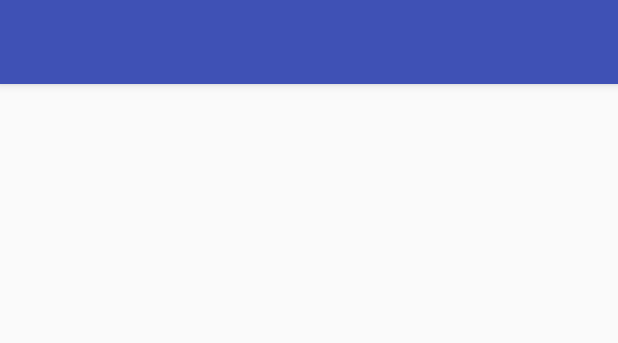
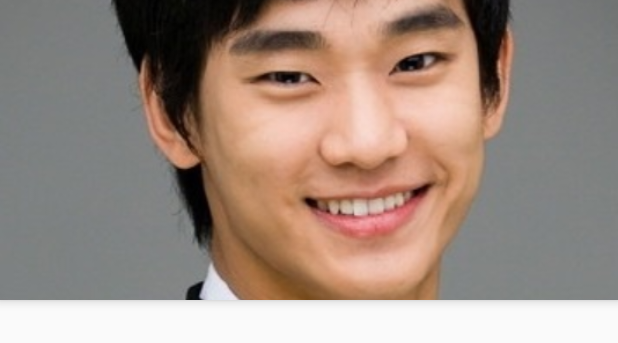
Before and after one commit to zzdd1558/RecyclerView_Study, an Android app: the layout activity_main.xml on its own in the app's theme, with its tools: preview values and no code run, on a phone screen of 412 x 824 dp. Shown: the top 343 px of the screen. Run offline under Robolectric (Android 15) with nearby library versions, the phone set to English and light mode, and no system bars.

Commit message:
CollapsingToolbar

```diff
--- a/app/src/main/java/com/example/yunjin_choi/myapplication/MainActivity.java
+++ b/app/src/main/java/com/example/yunjin_choi/myapplication/MainActivity.java
@@ -2,6 +2,8 @@ package com.example.yunjin_choi.myapplication;
 
 import android.content.Context;
 import android.content.res.TypedArray;
+import android.graphics.Color;
+import android.support.design.widget.CollapsingToolbarLayout;
 import android.support.v7.app.AppCompatActivity;
 import android.os.Bundle;
 import android.support.v7.widget.LinearLayoutManager;
@@ -24,6 +26,12 @@ public class MainActivity extends AppCompatActivity {
 
         Toolbar toolbar = (Toolbar) findViewById(R.id.toolbar);
         setSupportActionBar(toolbar);
+
+
+        CollapsingToolbarLayout collapsingToolbarLayout = (CollapsingToolbarLayout)findViewById(R.id.collapsing_toolbar);
+
+        collapsingToolbarLayout.setTitle("My Toolbar Title");
+        collapsingToolbarLayout.setContentScrimColor(Color.GREEN);
 
         mCtx = this;
         recyclerView = (RecyclerView) findViewById(R.id.recycler_view);
--- a/app/src/main/res/layout/activity_main.xml
+++ b/app/src/main/res/layout/activity_main.xml
@@ -12,26 +12,48 @@
         android:id="@+id/recycler_view"
         android:layout_width="match_parent"
         android:layout_height="match_parent"
-        app:layout_behavior="@string/appbar_scrolling_view_behavior"
-        />
+        app:layout_behavior="@string/appbar_scrolling_view_behavior" />
 
 
     <!-- AppBarLayout 안에 Toolbar가 있어야 한다. -->
     <android.support.design.widget.AppBarLayout
         android:layout_width="match_parent"
-        android:layout_height="wrap_content"
+        android:layout_height="200dp"
         android:theme="@style/AppTheme.AppBarOverlay">
 
-        <android.support.v7.widget.Toolbar
-            android:id="@+id/toolbar"
+        <android.support.design.widget.CollapsingToolbarLayout
+            android:id="@+id/collapsing_toolbar"
             android:layout_width="match_parent"
-            android:layout_height="?attr/actionBarSize"
-            android:background="?attr/colorPrimary"
-            app:popupTheme="@style/AppTheme.PopupOverlay"
+            android:layout_height="match_parent"
             app:layout_scrollFlags="scroll|enterAlways"
+            android:fitsSystemWindows="true"
+            app:contentScrim="?attr/colorPrimary"
+            app:expandedTitleMarginStart="48dp"
+            app:expandedTitleMarginEnd="64dp"
             >
-        </android.support.v7.widget.Toolbar>
 
+            <ImageView
+                android:id="@+id/backdrop"
+                android:layout_width="match_parent"
+                android:layout_height="200dp"
+                android:scaleType="centerCrop"
+                android:fitsSystemWindows="true"
+                app:layout_collapseMode="parallax"
+                android:src="@drawable/item_img_1"
+                />
+
+
+            <android.support.v7.widget.Toolbar
+                android:id="@+id/toolbar"
+                android:layout_width="match_parent"
+                android:layout_height="?attr/actionBarSize"
+                app:layout_scrollFlags="scroll|enterAlways"
+                app:popupTheme="@style/AppTheme.PopupOverlay"
+                app:layout_collapseMode="parallax"
+                />
+
+            <!--pin parallax-->
+        </android.support.design.widget.CollapsingToolbarLayout>
     </android.support.design.widget.AppBarLayout>
 
 </android.support.design.widget.CoordinatorLayout>
```
